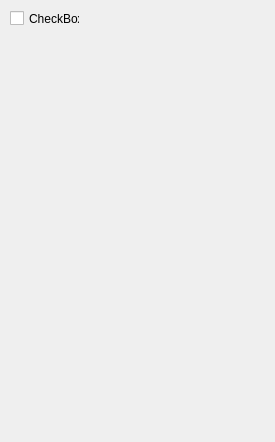
First picture: the form in src/config/configwindow.ui, repository leapmotion/os-controls, before the edit.
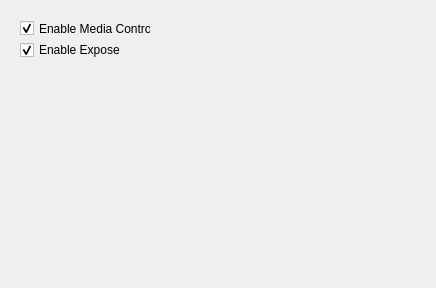
Second picture: the form after the edit.

Commit message: Added 2 labeled checkboxes to the config ui

Patch:
```diff
--- a/src/config/configwindow.ui
+++ b/src/config/configwindow.ui
@@ -6,8 +6,8 @@
    <rect>
     <x>0</x>
     <y>0</y>
-    <width>275</width>
-    <height>442</height>
+    <width>436</width>
+    <height>288</height>
    </rect>
   </property>
   <property name="windowTitle">
@@ -17,26 +17,35 @@
    <widget class="QCheckBox" name="checkBox">
     <property name="geometry">
      <rect>
-      <x>10</x>
-      <y>10</y>
-      <width>70</width>
+      <x>20</x>
+      <y>20</y>
+      <width>131</width>
       <height>17</height>
      </rect>
     </property>
     <property name="text">
-     <string>CheckBox</string>
+     <string>Enable Media Controls</string>
     </property>
+    <property name="checked">
+     <bool>true</bool>
+    </property>
    </widget>
-  </widget>
-  <widget class="QMenuBar" name="menuBar">
-   <property name="geometry">
-    <rect>
-     <x>0</x>
-     <y>0</y>
-     <width>275</width>
-     <height>21</height>
-    </rect>
-   </property>
+   <widget class="QCheckBox" name="exposeCheckbox">
+    <property name="geometry">
+     <rect>
+      <x>20</x>
+      <y>40</y>
+      <width>131</width>
+      <height>20</height>
+     </rect>
+    </property>
+    <property name="text">
+     <string>Enable Expose</string>
+    </property>
+    <property name="checked">
+     <bool>true</bool>
+    </property>
+   </widget>
   </widget>
  </widget>
  <layoutdefault spacing="6" margin="11"/>
```
Left out of the diff: 2 changed lines with no effect on the pictures.
